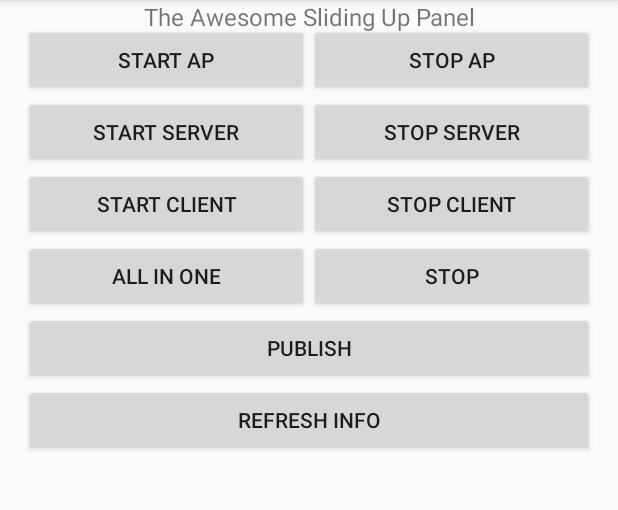
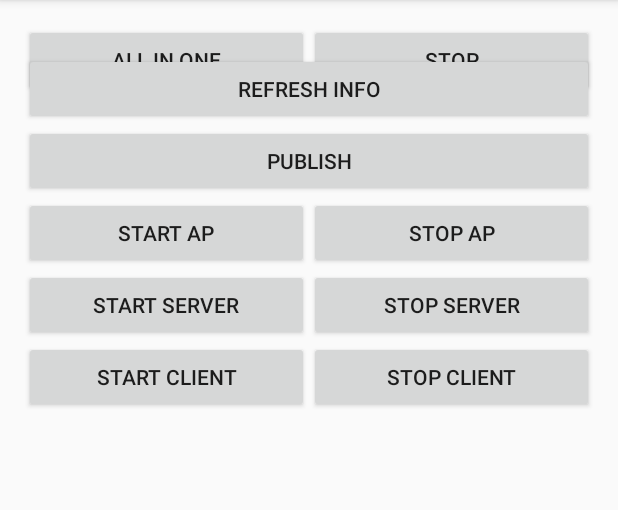
Before and after one commit to timvanginderen/fajrero, an Android app: the screen it shows after launch (MainActivity), on a phone screen of 412 x 824 dp, the part 84-594 px from its top. Run offline under Robolectric (Android 15) with nearby library versions, the phone set to English and light mode, and no system bars; our stand-ins replace ButterKnife; libraries missing offline, so code that uses them is left out: org.eclipse.moquette, org.eclipse.paho; plain views replace SlidingUpPanelLayout; 1 statement that could not run was skipped.

Commit message:
Restructure layout

```diff
--- a/app/src/main/res/layout/activity_main.xml
+++ b/app/src/main/res/layout/activity_main.xml
@@ -6,10 +6,11 @@
     android:layout_width="match_parent"
     android:layout_height="match_parent"
     android:gravity="bottom"
-    sothree:umanoPanelHeight="68dp"
+    sothree:umanoPanelHeight="102dp"
     sothree:umanoShadowHeight="4dp">
 
     <LinearLayout
+        android:id="@+id/main_panel"
         android:layout_width="match_parent"
         android:layout_height="match_parent"
         android:paddingLeft="@dimen/activity_horizontal_margin"
@@ -17,6 +18,62 @@
         android:paddingTop="@dimen/activity_vertical_margin"
         android:paddingBottom="@dimen/activity_vertical_margin"
         android:orientation="vertical">
+
+
+
+
+        <LinearLayout
+            android:layout_width="match_parent"
+            android:layout_height="wrap_content"
+            android:orientation="horizontal">
+
+            <Button
+                android:id="@+id/all_in_one"
+                android:layout_width="match_parent"
+                android:layout_height="wrap_content"
+                android:text="@string/all_in_one"
+                android:layout_weight="1"/>
+
+            <Button
+                android:id="@+id/stop_all_in_one"
+                android:layout_width="match_parent"
+                android:layout_height="wrap_content"
+                android:text="@string/stop_all_in_one"
+                android:layout_weight="1"/>
+
+        </LinearLayout>
+
+
+    </LinearLayout>
+
+
+    <LinearLayout
+        android:id="@+id/debug_panel"
+        android:layout_width="match_parent"
+        android:layout_height="match_parent"
+        android:paddingLeft="@dimen/activity_horizontal_margin"
+        android:paddingRight="@dimen/activity_horizontal_margin"
+        android:paddingTop="@dimen/activity_vertical_margin"
+        android:paddingBottom="@dimen/activity_vertical_margin"
+        android:orientation="vertical">
+
+
+        <TextView
+            android:id="@+id/debug"
+            android:layout_width="wrap_content"
+            android:layout_height="wrap_content" />
+
+        <Button
+            android:id="@+id/refresh_debug"
+            android:layout_width="match_parent"
+            android:layout_height="wrap_content"
+            android:text="@string/refresh_debug"/>
+
+        <Button
+            android:id="@+id/publish"
+            android:layout_width="match_parent"
+            android:layout_height="wrap_content"
+            android:text="@string/publish"/>
 
 
         <LinearLayout
@@ -84,55 +141,6 @@
 
         </LinearLayout>
 
-
-        <LinearLayout
-            android:layout_width="match_parent"
-            android:layout_height="wrap_content"
-            android:orientation="horizontal">
-
-            <Button
-                android:id="@+id/all_in_one"
-                android:layout_width="match_parent"
-                android:layout_height="wrap_content"
-                android:text="@string/all_in_one"
-                android:layout_weight="1"/>
-
-            <Button
-                android:id="@+id/stop_all_in_one"
-                android:layout_width="match_parent"
-                android:layout_height="wrap_content"
-                android:text="@string/stop_all_in_one"
-                android:layout_weight="1"/>
-
-        </LinearLayout>
-
-
-        <Button
-            android:id="@+id/publish"
-            android:layout_width="match_parent"
-            android:layout_height="wrap_content"
-            android:text="@string/publish"/>
-
-        <Button
-            android:id="@+id/refresh_debug"
-            android:layout_width="match_parent"
-            android:layout_height="wrap_content"
-            android:text="@string/refresh_debug"/>
-
-
-        <TextView
-            android:id="@+id/debug"
-            android:layout_width="wrap_content"
-            android:layout_height="wrap_content" />
-
     </LinearLayout>
 
-
-    <TextView
-        android:layout_width="match_parent"
-        android:layout_height="match_parent"
-        android:gravity="center|top"
-        android:text="The Awesome Sliding Up Panel"
-        android:textSize="16sp" />
-
 </com.sothree.slidinguppanel.SlidingUpPanelLayout>
```
